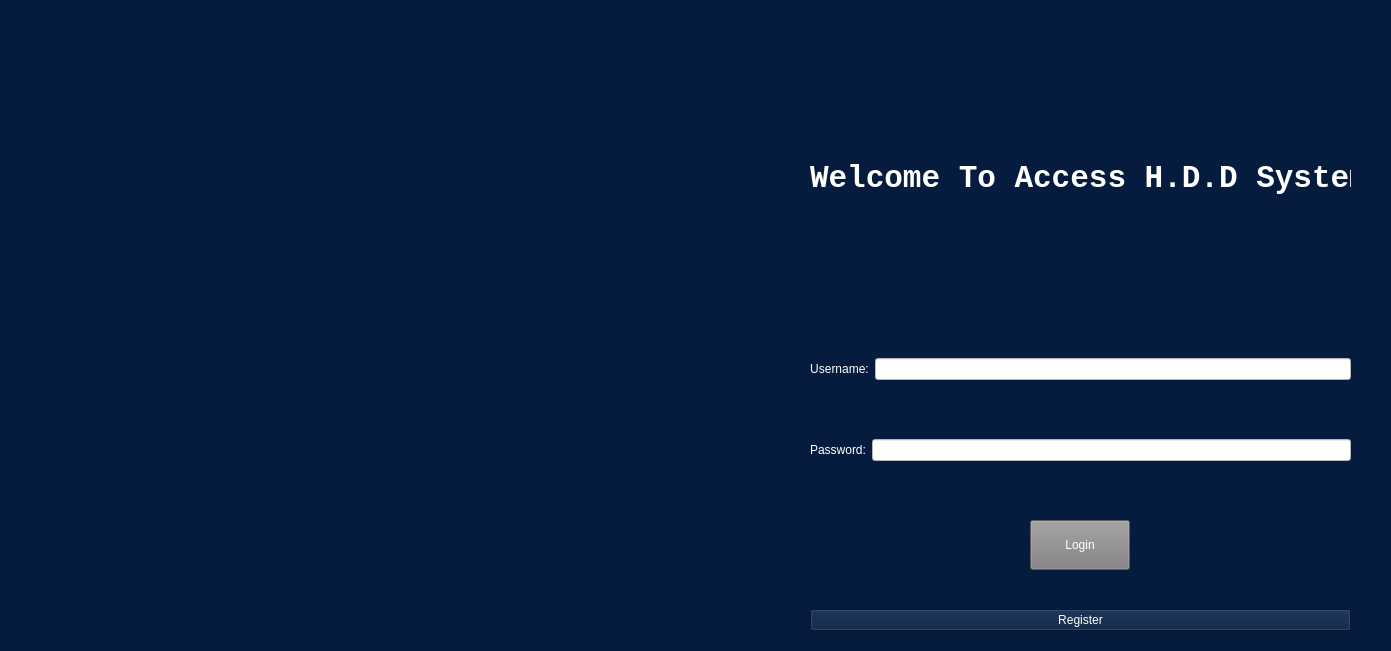
Old version of the form app/login.ui in the repository SISUBEN/FairySearch.
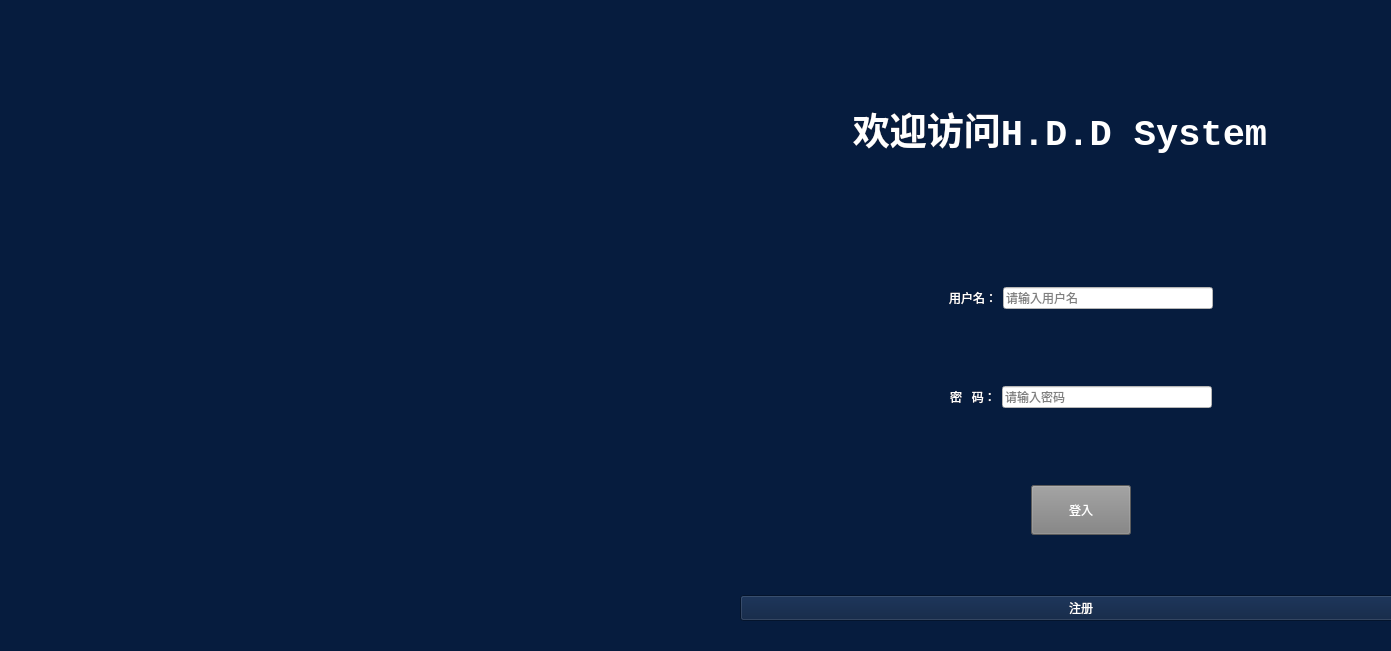
New version of the form. Icons and pictures are not drawn.

Patch:
```diff
--- a/app/login.ui
+++ b/app/login.ui
@@ -53,9 +53,9 @@
   <widget class="QWidget" name="layoutWidget">
    <property name="geometry">
     <rect>
-     <x>810</x>
-     <y>40</y>
-     <width>541</width>
+     <x>740</x>
+     <y>30</y>
+     <width>682</width>
      <height>591</height>
     </rect>
    </property>
@@ -64,14 +64,14 @@
      <widget class="QLabel" name="label_4">
       <property name="maximumSize">
        <size>
-        <width>16777215</width>
-        <height>300</height>
+        <width>640</width>
+        <height>200</height>
        </size>
       </property>
       <property name="font">
        <font>
         <family>Consolas</family>
-        <pointsize>23</pointsize>
+        <pointsize>28</pointsize>
         <bold>true</bold>
        </font>
       </property>
@@ -79,24 +79,40 @@
        <string notr="true">color: white;</string>
       </property>
       <property name="text">
-       <string>Welcome To Access H.D.D System</string>
+       <string>欢迎访问H.D.D System</string>
       </property>
       <property name="textFormat">
        <enum>Qt::RichText</enum>
       </property>
+      <property name="alignment">
+       <set>Qt::AlignCenter</set>
+      </property>
      </widget>
     </item>
     <item>
      <layout class="QVBoxLayout" name="verticalLayout">
       <item>
        <layout class="QHBoxLayout" name="horizontalLayout">
+        <item>
+         <spacer name="horizontalSpacer_5">
+          <property name="orientation">
+           <enum>Qt::Horizontal</enum>
+          </property>
+          <property name="sizeHint" stdset="0">
+           <size>
+            <width>40</width>
+            <height>20</height>
+           </size>
+          </property>
+         </spacer>
+        </item>
         <item>
          <widget class="QLabel" name="label">
           <property name="styleSheet">
            <string notr="true">color: white;</string>
           </property>
           <property name="text">
-           <string>Username:</string>
+           <string>用户名：</string>
           </property>
           <property name="alignment">
            <set>Qt::AlignCenter</set>
@@ -108,8 +124,24 @@
           <property name="styleSheet">
            <string notr="true">background-color: white;</string>
           </property>
+          <property name="placeholderText">
+           <string>请输入用户名</string>
+          </property>
          </widget>
         </item>
+        <item>
+         <spacer name="horizontalSpacer_4">
+          <property name="orientation">
+           <enum>Qt::Horizontal</enum>
+          </property>
+          <property name="sizeHint" stdset="0">
+           <size>
+            <width>20</width>
+            <height>20</height>
+           </size>
+          </property>
+         </spacer>
+        </item>
        </layout>
       </item>
       <item>
@@ -127,13 +159,26 @@
       </item>
       <item>
        <layout class="QHBoxLayout" name="horizontalLayout_2">
+        <item>
+         <spacer name="horizontalSpacer_6">
+          <property name="orientation">
+           <enum>Qt::Horizontal</enum>
+          </property>
+          <property name="sizeHint" stdset="0">
+           <size>
+            <width>40</width>
+            <height>20</height>
+           </size>
+          </property>
+         </spacer>
+        </item>
         <item>
          <widget class="QLabel" name="label_2">
           <property name="styleSheet">
            <string notr="true">color: white;</string>
           </property>
           <property name="text">
-           <string>Password:</string>
+           <string>密   码：</string>
           </property>
           <property name="alignment">
            <set>Qt::AlignCenter</set>
@@ -142,6 +187,12 @@
         </item>
         <item>
          <widget class="QLineEdit" name="password">
+          <property name="maximumSize">
+           <size>
+            <width>500</width>
+            <height>16777215</height>
+           </size>
+          </property>
           <property name="styleSheet">
            <string notr="true">background-color: white;</string>
           </property>
@@ -151,8 +202,24 @@
           <property name="echoMode">
            <enum>QLineEdit::Password</enum>
           </property>
+          <property name="placeholderText">
+           <string>请输入密码</string>
+          </property>
          </widget>
         </item>
+        <item>
+         <spacer name="horizontalSpacer_3">
+          <property name="orientation">
+           <enum>Qt::Horizontal</enum>
+          </property>
+          <property name="sizeHint" stdset="0">
+           <size>
+            <width>20</width>
+            <height>20</height>
+           </size>
+          </property>
+         </spacer>
+        </item>
        </layout>
       </item>
       <item>
@@ -188,7 +255,7 @@
            <string notr="true">color: white;background-color:grey;</string>
           </property>
           <property name="text">
-           <string>Login</string>
+           <string>登入</string>
           </property>
          </widget>
         </item>
@@ -202,7 +269,7 @@
        <string notr="true">color: white;</string>
       </property>
       <property name="text">
-       <string>Register</string>
+       <string>注册</string>
       </property>
      </widget>
     </item>
```
Left out of the diff: 2 changed lines with no effect on the pictures.
